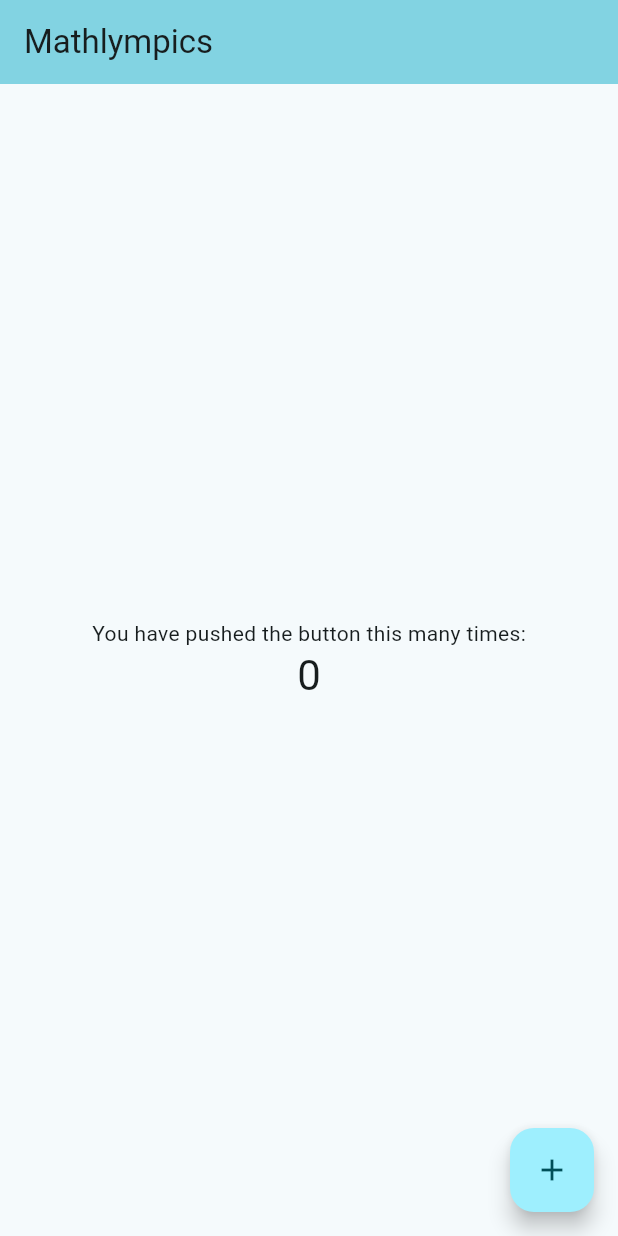
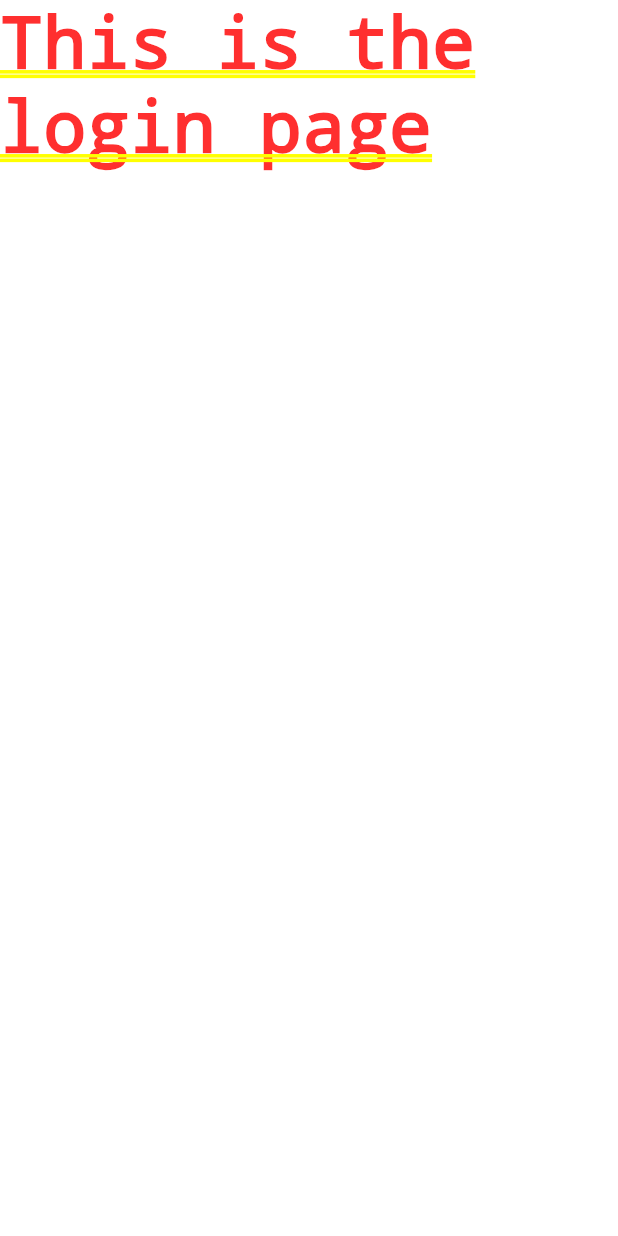
Before and after one commit to BagetTeam/Mathlympics, a Flutter app: the screen it shows after launch, on a phone screen of 412 x 824 dp. Run offline on Flutter 3.47's test engine with Material 3 defaults, Android fonts, the phone set to English and light mode, and no system bars.

```diff
--- /dev/null
+++ b/lib/login/page.dart
@@ -0,0 +1,10 @@
+import 'package:flutter/widgets.dart';
+
+class LoginPage extends StatelessWidget {
+  const LoginPage({super.key});
+
+  @override
+  Widget build(BuildContext context) {
+    return Text("This is the login page");
+  }
+}
--- a/lib/main.dart
+++ b/lib/main.dart
@@ -1,5 +1,7 @@
 import 'package:flutter/material.dart';
 import 'global_styles.dart';
+
+import 'login/page.dart';
 
 void main() {
   runApp(const MyApp());
@@ -33,95 +35,7 @@ class MyApp extends StatelessWidget {
             ColorScheme.fromSeed(seedColor: globalStyles.colors.primary),
         useMaterial3: true,
       ),
-      home: const MyHomePage(title: 'Mathlympics'),
+      home: const LoginPage(),
     );
   }
 }
-
-class MyHomePage extends StatefulWidget {
-  const MyHomePage({super.key, required this.title});
-
-  // This widget is the home page of your application. It is stateful, meaning
-  // that it has a State object (defined below) that contains fields that affect
-  // how it looks
-
-  // This class is the configuration for the state. It holds the values (in this
-  // case the title) provided by the parent (in this case the App widget) and
-  // used by the build method of the State. Fields in a Widget subclass are
-  // always marked "final".
-
-  final String title;
-
-  @override
-  State<MyHomePage> createState() => _MyHomePageState();
-}
-
-class _MyHomePageState extends State<MyHomePage> {
-  int _counter = 0;
-
-  void _incrementCounter() {
-    setState(() {
-      // This call to setState tells the Flutter framework that something has
-      // changed in this State, which causes it to rerun the build method below
-      // so that the display can reflect the updated values. If we changed
-      // _counter without calling setState(), then the build method would not be
-      // called again, and so nothing would appear to happen.
-      _counter++;
-    });
-  }
-
-  @override
-  Widget build(BuildContext context) {
-    // This method is rerun every time setState is called, for instance as done
-    // by the _incrementCounter method above.
-    //
-    // The Flutter framework has been optimized to make rerunning build methods
-    // fast, so that you can just rebuild anything that needs updating rather
-    // than having to individually change instances of widgets.
-    return Scaffold(
-      appBar: AppBar(
-        // TRY THIS: Try changing the color here to a specific color (to
-        // Colors.amber, perhaps?) and trigger a hot reload to see the AppBar
-        // change color while the other colors stay the same.
-        backgroundColor: Theme.of(context).colorScheme.inversePrimary,
-        // Here we take the value from the MyHomePage object that was created by
-        // the App.build method, and use it to set our appbar title.
-        title: Text(widget.title),
-      ),
-      body: Center(
-        // Center is a layout widget. It takes a single child and positions it
-        // in the middle of the parent.
-        child: Column(
-          // Column is also a layout widget. It takes a list of children and
-          // arranges them vertically. By default, it sizes itself to fit its
-          // children horizontally, and tries to be as tall as its parent.
-          //
-          // Column has various properties to control how it sizes itself and
-          // how it positions its children. Here we use mainAxisAlignment to
-          // center the children vertically; the main axis here is the vertical
-          // axis because Columns are vertical (the cross axis would be
-          // horizontal).
-          //
-          // TRY THIS: Invoke "debug painting" (choose the "Toggle Debug Paint"
-          // action in the IDE, or press "p" in the console), to see the
-          // wireframe for each widget.
-          mainAxisAlignment: MainAxisAlignment.center,
-          children: <Widget>[
-            const Text(
-              'You have pushed the button this many times:',
-            ),
-            Text(
-              '$_counter',
-              style: Theme.of(context).textTheme.headlineMedium,
-            ),
-          ],
-        ),
-      ),
-      floatingActionButton: FloatingActionButton(
-        onPressed: _incrementCounter,
-        tooltip: 'Increment',
-        child: const Icon(Icons.add),
-      ), // This trailing comma makes auto-formatting nicer for build methods.
-    );
-  }
-}
```
